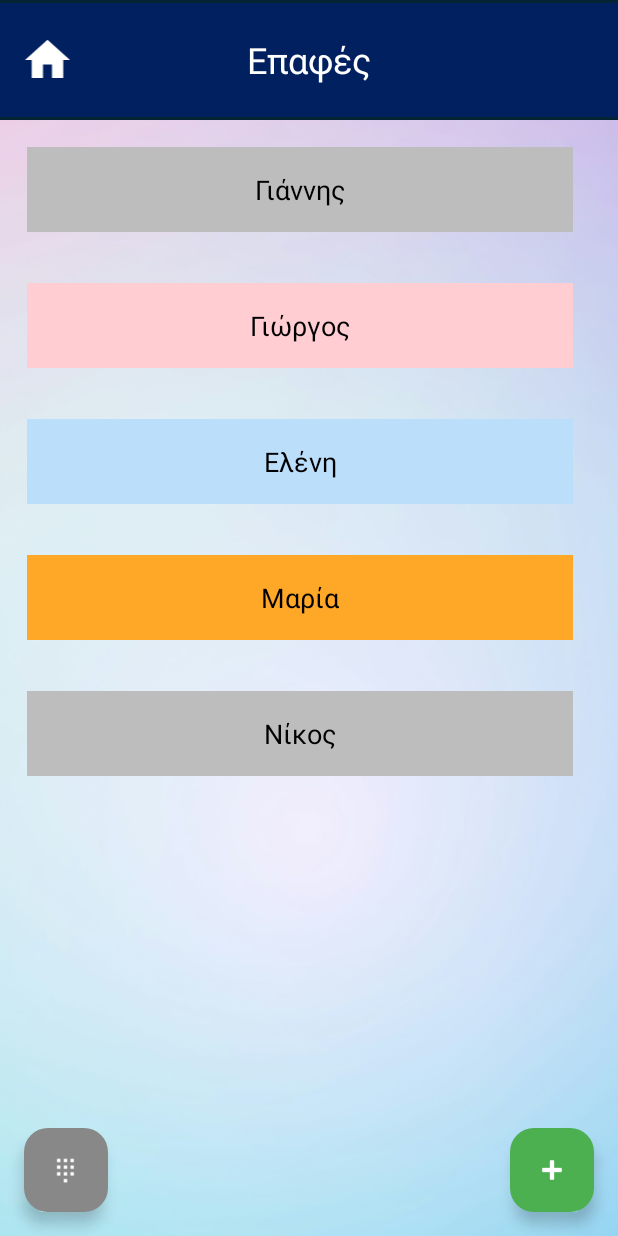
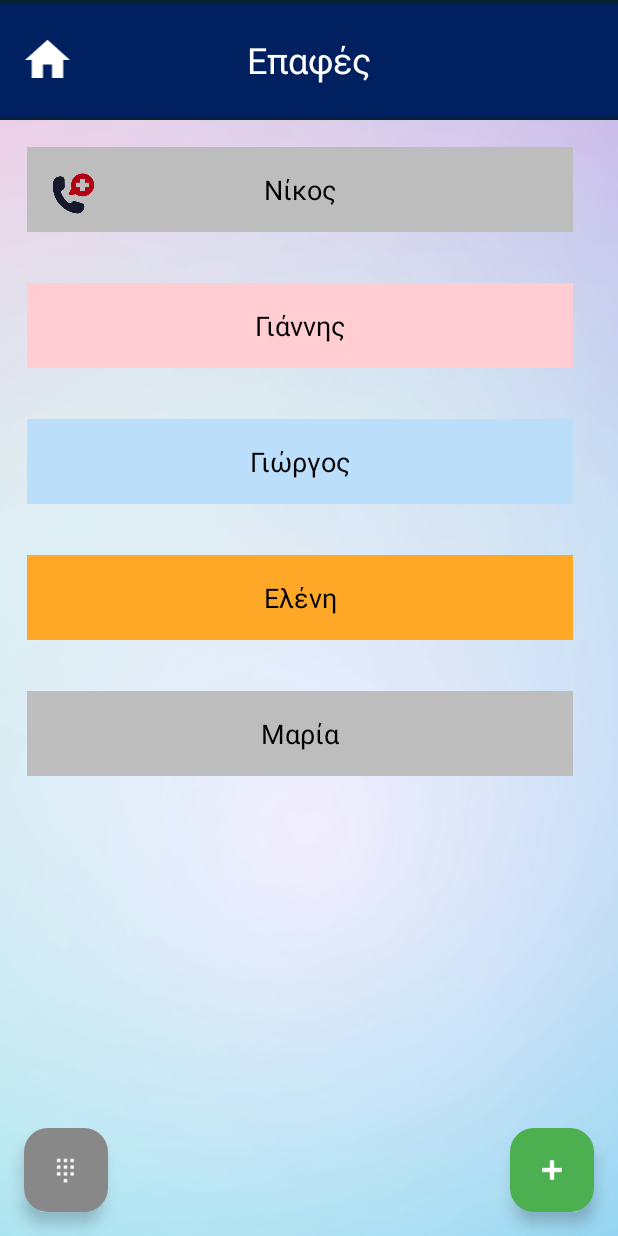
Before and after one commit to giwrgosor/HCI-HealthUp, an Android app: the ContactsActivity screen opened directly, with no data from a screen before it, on a phone screen of 412 x 824 dp. Run offline under Robolectric (Android 15) with nearby library versions, the phone set to English and light mode, and no system bars.

Commit message:
emergency contact

```diff
--- a/app/src/main/java/com/example/healthup/Contacts/ContactsRecyclerViewAdapter.java
+++ b/app/src/main/java/com/example/healthup/Contacts/ContactsRecyclerViewAdapter.java
@@ -33,6 +33,7 @@ public class ContactsRecyclerViewAdapter extends RecyclerView.Adapter<ContactsRe
         ImageView callIcon;
 
         ImageView displayIcon;
+        ImageView emergencyIcon;
 
         public ViewHolder(View itemView) {
             super(itemView);
@@ -41,6 +42,7 @@ public class ContactsRecyclerViewAdapter extends RecyclerView.Adapter<ContactsRe
             callIcon = itemView.findViewById(R.id.callIcon);
             displayIcon = itemView.findViewById(R.id.displayIcon);
             fillContactSpace = itemView.findViewById(R.id.contactSpace);
+            emergencyIcon = itemView.findViewById(R.id.emergencyIcon);
         }
     }
 
@@ -125,6 +127,12 @@ public class ContactsRecyclerViewAdapter extends RecyclerView.Adapter<ContactsRe
             intent.putExtra("phone", contact.getPhone());
             v.getContext().startActivity(intent);
         });
+
+        if (contact.isEmergency()) {
+            holder.emergencyIcon.setVisibility(View.VISIBLE);
+        } else {
+            holder.emergencyIcon.setVisibility(View.GONE);
+        }
     }
 
     @Override
@@ -136,6 +144,12 @@ public class ContactsRecyclerViewAdapter extends RecyclerView.Adapter<ContactsRe
         Collections.sort(contactList, new Comparator<Contact>() {
             @Override
             public int compare(Contact c1, Contact c2) {
+                if (c1.isEmergency() && !c2.isEmergency()) {
+                    return -1;
+                } else if (!c1.isEmergency() && c2.isEmergency()) {
+                    return 1;
+                }
+
                 String name1 = removeAccents(c1.getName());
                 String name2 = removeAccents(c2.getName());
                 return name1.compareToIgnoreCase(name2);
--- a/app/src/main/res/layout/contact_list_item.xml
+++ b/app/src/main/res/layout/contact_list_item.xml
@@ -74,5 +74,16 @@
         app:layout_constraintStart_toStartOf="parent"
         app:srcCompat="@drawable/eye" />
 
+    <ImageView
+        android:id="@+id/emergencyIcon"
+        android:layout_width="50dp"
+        android:layout_height="50dp"
+        android:layout_marginStart="8dp"
+        android:layout_marginTop="8dp"
+        android:src="@drawable/checksos"
+        android:visibility="gone"
+        app:layout_constraintStart_toStartOf="parent"
+        app:layout_constraintTop_toTopOf="parent" />
+
 
 </androidx.constraintlayout.widget.ConstraintLayout>
```
Also changed, not shown: app/src/main/java/com/example/healthup/Contacts/AddContactsActivity.java (+25 -1 lines), app/src/main/java/com/example/healthup/dao/Initializer.java (+21 -9 lines), app/src/main/java/com/example/healthup/domain/Contact.java (+16 -0 lines), app/src/main/res/layout/activity_add_contacts.xml (+12 -0 lines), app/src/main/res/drawable/checksos.png (added).
